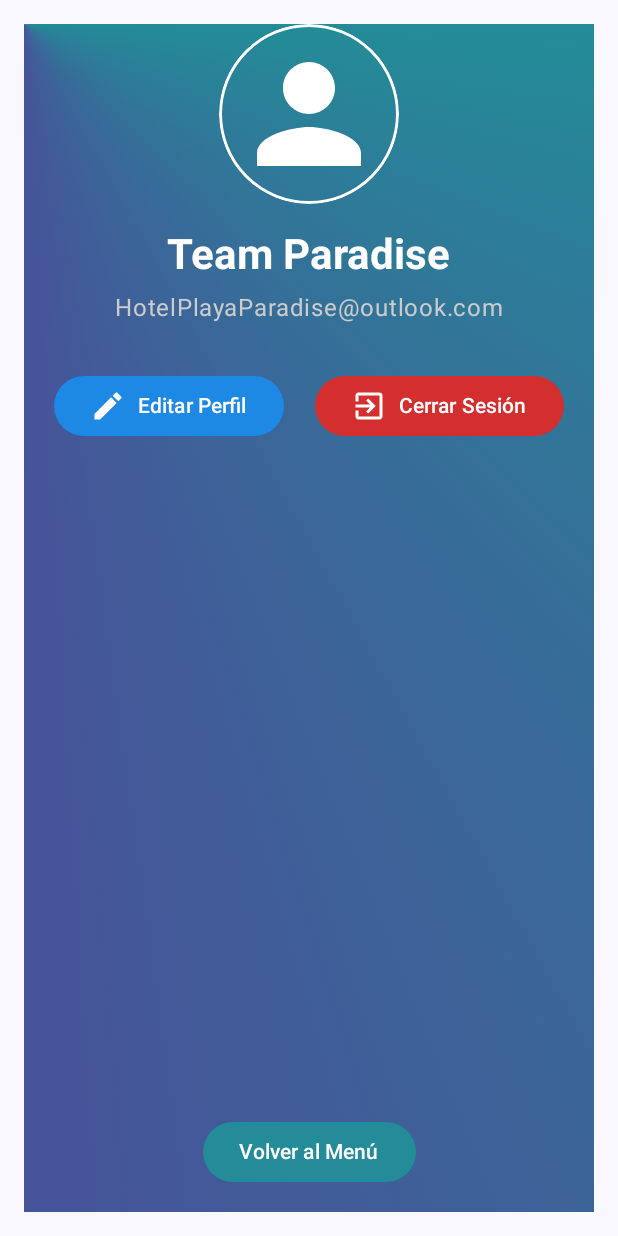
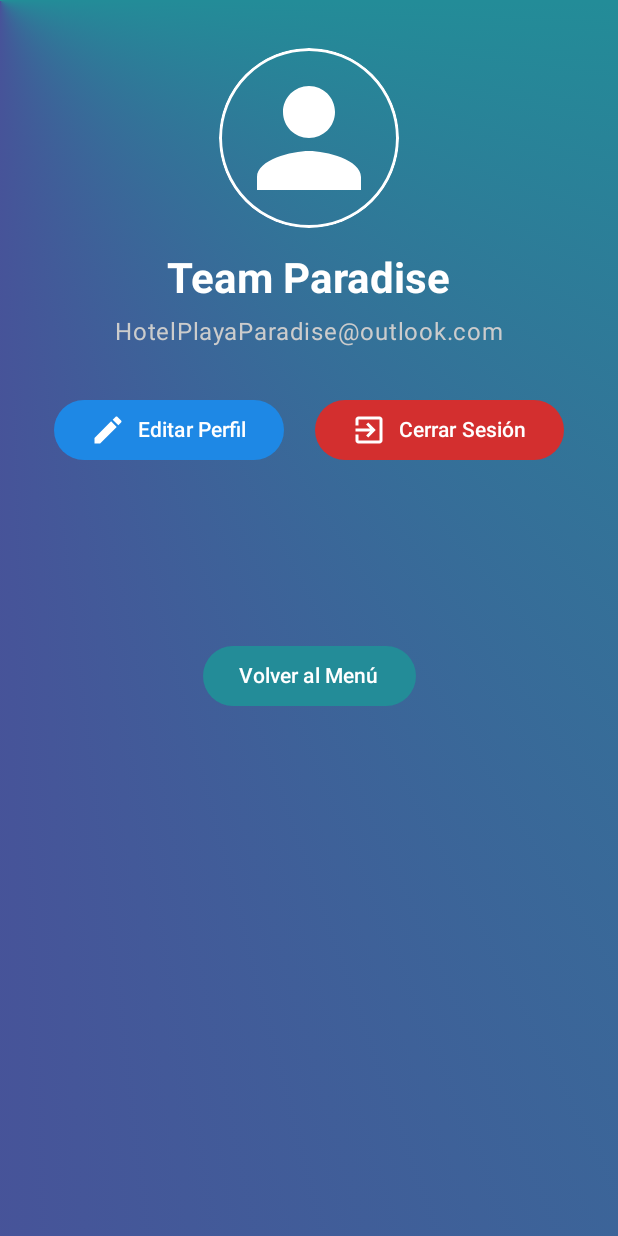
Before and after one commit to damsito007/HotelPlayaParadiseNew_appcomposeMovil, an Android app built with Jetpack Compose: the ProfileScreen screen opened through its navigation route, on a phone screen of 412 x 824 dp. Run offline under Robolectric (Android 15) with nearby library versions, the phone set to English and light mode, and no system bars; libraries missing offline, so code that uses them is left out: kotlin.io.path, kotlin.math.cos, kotlin.math.sin, kotlin.random.

Commit message:
feat(report): modify design and change report strucuture

```diff
--- a/app/src/main/java/com/example/hotelplayaparadise/ui/theme/screens/ProfileScreen.kt
+++ b/app/src/main/java/com/example/hotelplayaparadise/ui/theme/screens/ProfileScreen.kt
@@ -4,6 +4,7 @@ import androidx.compose.foundation.Image
 import androidx.compose.foundation.background
 import androidx.compose.foundation.border
 import androidx.compose.foundation.layout.Arrangement
+import androidx.compose.foundation.layout.Box
 import androidx.compose.foundation.layout.Column
 import androidx.compose.foundation.layout.Row
 import androidx.compose.foundation.layout.Spacer
@@ -43,11 +44,9 @@ import com.example.hotelplayaparadise.ui.theme.theme.greenstrong
 
 @Composable
 fun ProfileScreen(navController: NavHostController) {
-    // Pantalla de Perfil mejorada
-    Column(
+    Box(
         modifier = Modifier
             .fillMaxSize()
-            .padding(16.dp)
             .background(
                 Brush.sweepGradient(
                     0.0f to Color(0xFF238C98), // Color inicial: verde azulado
@@ -56,13 +55,17 @@ fun ProfileScreen(navController: NavHostController) {
                     center = Offset(0.5f, 0.5f)
                 )
             ), // Fondo gradiente
-        horizontalAlignment = Alignment.CenterHorizontally,
-        verticalArrangement = Arrangement.Top // Organiza elementos desde la parte superior
+        contentAlignment = Alignment.TopCenter
+    ) {
+        Column(
+            modifier = Modifier
+                .fillMaxSize()
+                .padding(top = 32.dp, start = 16.dp, end = 16.dp), // Aplica padding solo aquí
+            horizontalAlignment = Alignment.CenterHorizontally
         ) {
             // Imagen de perfil circular
             Image(
                 painter = painterResource(id = R.drawable.baseline_person_24),
-
                 contentDescription = "Imagen de perfil",
                 modifier = Modifier
                     .size(120.dp)
@@ -119,7 +122,7 @@ fun ProfileScreen(navController: NavHostController) {
                 }
             }
 
-        Spacer(modifier = Modifier.weight(1f))
+            Spacer(modifier = Modifier.height(100.dp)) // Espaciado fijo antes del botón
 
             // Botón para volver a la pantalla principal
             Button(
@@ -133,6 +136,9 @@ fun ProfileScreen(navController: NavHostController) {
             }
         }
     }
+}
+
+
 
 // Función de previsualización
 @Preview(showBackground = true)
```
Also changed, not shown: app/src/main/java/com/example/hotelplayaparadise/ui/theme/screens/ReportScreen.kt (+51 -46 lines). Lines whose indentation alone changed are shown as unchanged.
